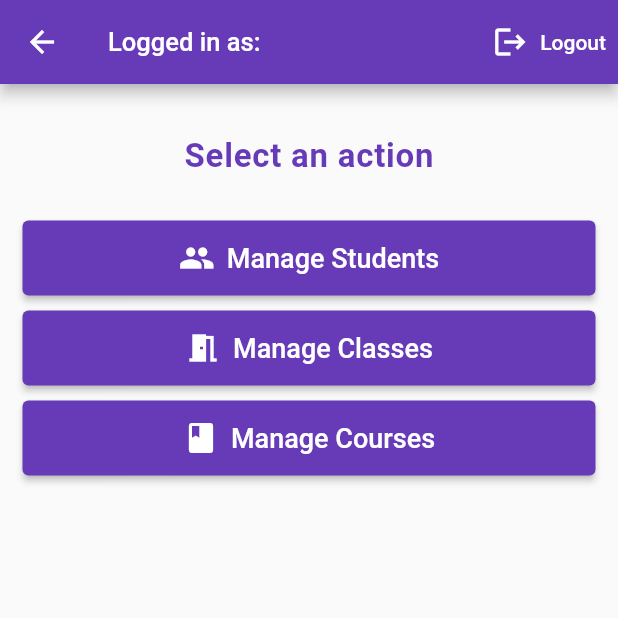
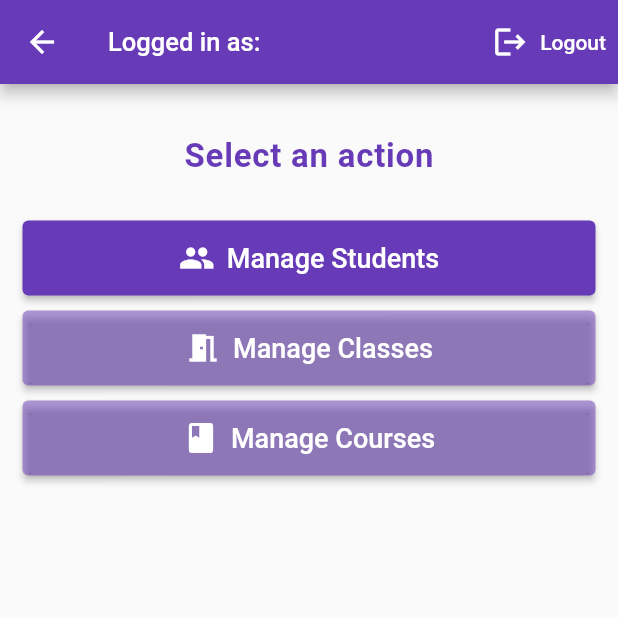
Before and after one commit to usersina/flutter-spring-demo, a Flutter app: the HomeScreen screen opened directly, on a phone screen of 412 x 824 dp, the top half of it. Run offline on Flutter 3.47's test engine with Material 2 defaults, Android fonts, the phone set to English and light mode, and no system bars; our stand-ins replace flutter_spinkit, google_fonts.

Commit message:
Disable unused buttons

```diff
--- a/client/lib/screens/home/home_screen.dart
+++ b/client/lib/screens/home/home_screen.dart
@@ -88,6 +88,7 @@ class HomeScreen extends StatelessWidget {
             padding: const EdgeInsets.symmetric(horizontal: 15, vertical: 5),
             child: ElevatedButton(
               style: ElevatedButton.styleFrom(
+                primary: Colors.deepPurple.withOpacity(0.5),
                 minimumSize: const Size.fromHeight(
                   50,
                 ),
@@ -110,6 +111,7 @@ class HomeScreen extends StatelessWidget {
             padding: const EdgeInsets.symmetric(horizontal: 15, vertical: 5),
             child: ElevatedButton(
               style: ElevatedButton.styleFrom(
+                primary: Colors.deepPurple.withOpacity(0.5),
                 minimumSize: const Size.fromHeight(
                   50,
                 ),
```
